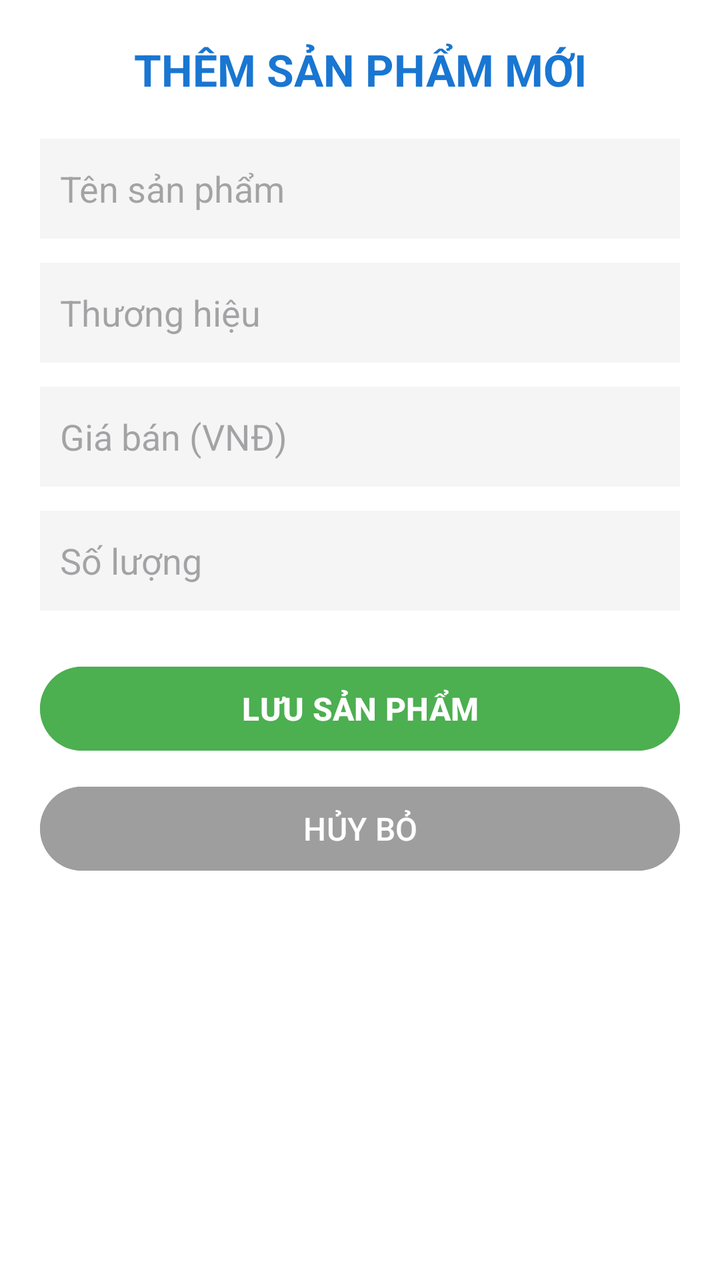
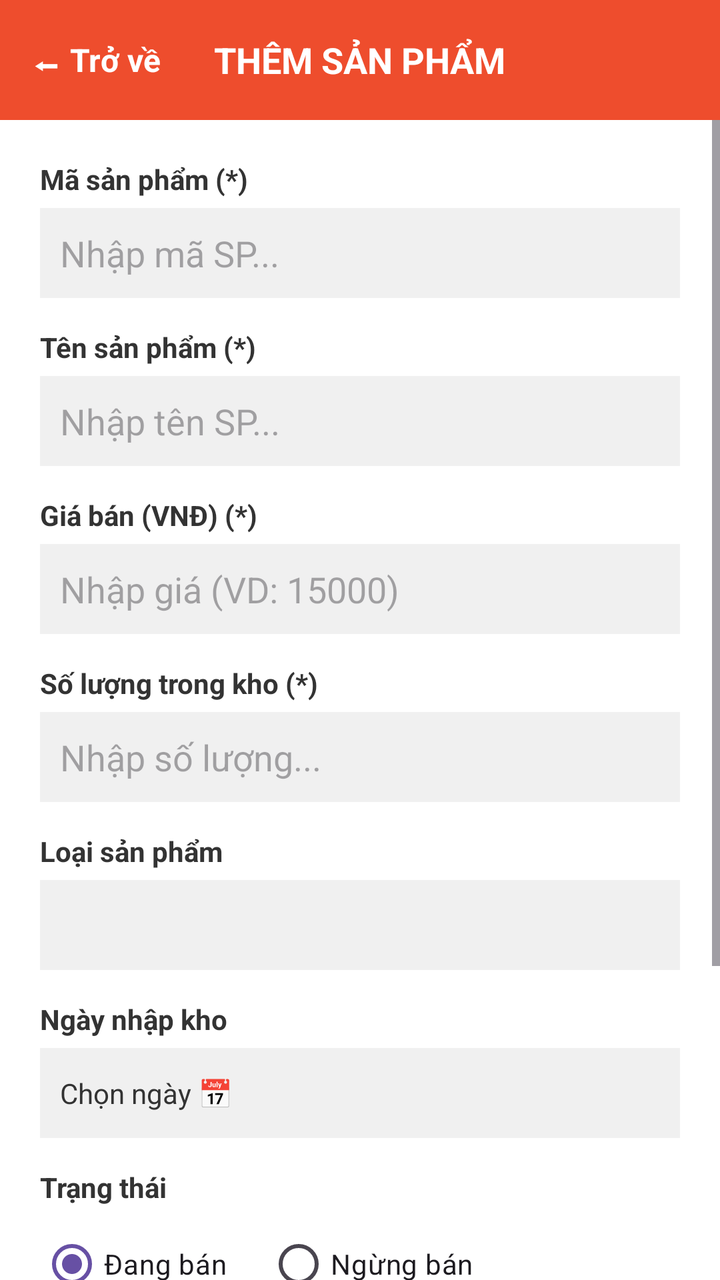

Two renders of the same Android screen: before a commit and after it. Below are the layout's source before the change and the commit's diff.
<!-- AndroidManifest.xml: application theme Theme.MyApplication -->
<!-- res/layout/activity_add_product.xml -->
<?xml version="1.0" encoding="utf-8"?>
<LinearLayout xmlns:android="http://schemas.android.com/apk/res/android"
    android:layout_width="match_parent"
    android:layout_height="match_parent"
    android:orientation="vertical"
    android:padding="20dp"
    android:background="#FFFFFF">

    <TextView
        android:layout_width="match_parent"
        android:layout_height="wrap_content"
        android:text="THÊM SẢN PHẨM MỚI"
        android:textSize="22sp"
        android:textStyle="bold"
        android:textColor="#1976D2"
        android:gravity="center"
        android:layout_marginBottom="20dp" />

    <EditText
        android:id="@+id/edtProductName"
        android:layout_width="match_parent"
        android:layout_height="50dp"
        android:hint="Tên sản phẩm"
        android:layout_marginBottom="12dp"
        android:background="#F5F5F5"
        android:padding="10dp"/>

    <EditText
        android:id="@+id/edtBrand"
        android:layout_width="match_parent"
        android:layout_height="50dp"
        android:hint="Thương hiệu"
        android:layout_marginBottom="12dp"
        android:background="#F5F5F5"
        android:padding="10dp"/>

    <EditText
        android:id="@+id/edtPrice"
        android:layout_width="match_parent"
        android:layout_height="50dp"
        android:hint="Giá bán (VNĐ)"
        android:inputType="number"
        android:layout_marginBottom="12dp"
        android:background="#F5F5F5"
        android:padding="10dp"/>

    <EditText
        android:id="@+id/edtQuantity"
        android:layout_width="match_parent"
        android:layout_height="50dp"
        android:hint="Số lượng"
        android:inputType="number"
        android:layout_marginBottom="24dp"
        android:background="#F5F5F5"
        android:padding="10dp"/>

    <Button
        android:id="@+id/btnSave"
        android:layout_width="match_parent"
        android:layout_height="50dp"
        android:text="LƯU SẢN PHẨM"
        android:backgroundTint="#4CAF50"
        android:textSize="16sp"
        android:textStyle="bold"
        android:layout_marginBottom="10dp" />

    <Button
        android:id="@+id/btnCancel"
        android:layout_width="match_parent"
        android:layout_height="50dp"
        android:text="HỦY BỎ"
        android:backgroundTint="#9E9E9E"
        android:textSize="16sp" />

</LinearLayout>
<!-- resources referenced by this layout -->
<resources>
  <style name="Theme.MyApplication" parent="Base.Theme.MyApplication" />
  <style name="Base.Theme.MyApplication" parent="Theme.Material3.DayNight.NoActionBar">
          
          
      </style>
</resources>

<!-- the commit's change to res/layout/activity_add_product.xml (unified diff, before → after) -->
@@ -3,73 +3,100 @@
     android:layout_width="match_parent"
     android:layout_height="match_parent"
     android:orientation="vertical"
-    android:padding="20dp"
-    android:background="#FFFFFF">
+    android:background="#F5F5F5"
+    android:fitsSystemWindows="true">
 
-    <TextView
+    
+    <RelativeLayout
         android:layout_width="match_parent"
-        android:layout_height="wrap_content"
-        android:text="THÊM SẢN PHẨM MỚI"
-        android:textSize="22sp"
-        android:textStyle="bold"
-        android:textColor="#1976D2"
-        android:gravity="center"
-        android:layout_marginBottom="20dp" />
+        android:layout_height="60dp"
+        android:background="#EE4D2D"
+        android:padding="10dp">
 
-    <EditText
-        android:id="@+id/edtProductName"
+        <TextView
+            android:id="@+id/btnBackAdd"
+            android:layout_width="wrap_content"
+            android:layout_height="wrap_content"
+            android:text="⬅ Trở về"
+            android:textColor="#FFFFFF"
+            android:textSize="16sp"
+            android:textStyle="bold"
+            android:layout_centerVertical="true"
+            android:padding="5dp"
+            android:background="?android:attr/selectableItemBackground"
+            android:clickable="true"
+            android:focusable="true"/>
+
+        <TextView
+            android:layout_width="wrap_content"
+            android:layout_height="wrap_content"
+            android:text="THÊM SẢN PHẨM"
+            android:textColor="#FFFFFF"
+            android:textSize="18sp"
+            android:textStyle="bold"
+            android:layout_centerInParent="true"/>
+    </RelativeLayout>
+
+    
+    <ScrollView
         android:layout_width="match_parent"
-        android:layout_height="50dp"
-        android:hint="Tên sản phẩm"
-        android:layout_marginBottom="12dp"
-        android:background="#F5F5F5"
-        android:padding="10dp"/>
+        android:layout_height="match_parent">
 
-    <EditText
-        android:id="@+id/edtBrand"
-        android:layout_width="match_parent"
-        android:layout_height="50dp"
-        android:hint="Thương hiệu"
-        android:layout_marginBottom="12dp"
-        android:background="#F5F5F5"
-        android:padding="10dp"/>
+        <LinearLayout
+            android:layout_width="match_parent"
+            android:layout_height="wrap_content"
+            android:orientation="vertical"
+            android:padding="20dp"
+            android:background="#FFFFFF">
 
-    <EditText
-        android:id="@+id/edtPrice"
-        android:layout_width="match_parent"
-        android:layout_height="50dp"
-        android:hint="Giá bán (VNĐ)"
-        android:inputType="number"
-        android:layout_marginBottom="12dp"
-        android:background="#F5F5F5"
-        android:padding="10dp"/>
+            
+            <TextView android:layout_width="wrap_content" android:layout_height="wrap_content" android:text="Mã sản phẩm (*)" android:textStyle="bold" android:textColor="#333333"/>
+            <EditText android:id="@+id/edtProductId" android:layout_width="match_parent" android:layout_height="45dp" android:hint="Nhập mã SP..." android:background="#F0F0F0" android:paddingLeft="10dp" android:layout_marginTop="5dp" android:layout_marginBottom="15dp"/>
 
-    <EditText
-        android:id="@+id/edtQuantity"
-        android:layout_width="match_parent"
-        android:layout_height="50dp"
-        android:hint="Số lượng"
-        android:inputType="number"
-        android:layout_marginBottom="24dp"
-        android:background="#F5F5F5"
-        android:padding="10dp"/>
+            
+            <TextView android:layout_width="wrap_content" android:layout_height="wrap_content" android:text="Tên sản phẩm (*)" android:textStyle="bold" android:textColor="#333333"/>
+            <EditText android:id="@+id/edtProductName" android:layout_width="match_parent" android:layout_height="45dp" android:hint="Nhập tên SP..." android:background="#F0F0F0" android:paddingLeft="10dp" android:layout_marginTop="5dp" android:layout_marginBottom="15dp"/>
 
-    <Button
-        android:id="@+id/btnSave"
-        android:layout_width="match_parent"
-        android:layout_height="50dp"
-        android:text="LƯU SẢN PHẨM"
-        android:backgroundTint="#4CAF50"
-        android:textSize="16sp"
-        android:textStyle="bold"
-        android:layout_marginBottom="10dp" />
+            
+            <TextView android:layout_width="wrap_content" android:layout_height="wrap_content" android:text="Giá bán (VNĐ) (*)" android:textStyle="bold" android:textColor="#333333"/>
+            <EditText android:id="@+id/edtPrice" android:layout_width="match_parent" android:layout_height="45dp" android:hint="Nhập giá (VD: 15000)" android:inputType="numberDecimal" android:background="#F0F0F0" android:paddingLeft="10dp" android:layout_marginTop="5dp" android:layout_marginBottom="15dp"/>
 
-    <Button
-        android:id="@+id/btnCancel"
-        android:layout_width="match_parent"
-        android:layout_height="50dp"
-        android:text="HỦY BỎ"
-        android:backgroundTint="#9E9E9E"
-        android:textSize="16sp" />
+            
+            <TextView android:layout_width="wrap_content" android:layout_height="wrap_content" android:text="Số lượng trong kho (*)" android:textStyle="bold" android:textColor="#333333"/>
+            <EditText android:id="@+id/edtQuantity" android:layout_width="match_parent" android:layout_height="45dp" android:hint="Nhập số lượng..." android:inputType="number" android:background="#F0F0F0" android:paddingLeft="10dp" android:layout_marginTop="5dp" android:layout_marginBottom="15dp"/>
 
+            
+            <TextView android:layout_width="wrap_content" android:layout_height="wrap_content" android:text="Loại sản phẩm" android:textStyle="bold" android:textColor="#333333"/>
+            <Spinner android:id="@+id/spinnerCategory" android:layout_width="match_parent" android:layout_height="45dp" android:background="#F0F0F0" android:layout_marginTop="5dp" android:layout_marginBottom="15dp"/>
+
+            
+            <TextView android:layout_width="wrap_content" android:layout_height="wrap_content" android:text="Ngày nhập kho" android:textStyle="bold" android:textColor="#333333"/>
+            <TextView android:id="@+id/tvImportDate" android:layout_width="match_parent" android:layout_height="45dp" android:text="Chọn ngày 📅" android:gravity="center_vertical" android:background="#F0F0F0" android:paddingLeft="10dp" android:textColor="#333333" android:layout_marginTop="5dp" android:layout_marginBottom="15dp" android:clickable="true" android:focusable="true"/>
+
+            
+            <TextView android:layout_width="wrap_content" android:layout_height="wrap_content" android:text="Trạng thái" android:textStyle="bold" android:textColor="#333333"/>
+            <RadioGroup android:id="@+id/rgStatus" android:layout_width="match_parent" android:layout_height="wrap_content" android:orientation="horizontal" android:layout_marginTop="5dp" android:layout_marginBottom="15dp">
+                <RadioButton android:id="@+id/rbSelling" android:layout_width="wrap_content" android:layout_height="wrap_content" android:text="Đang bán" android:checked="true" android:buttonTint="#EE4D2D"/>
+                <RadioButton android:id="@+id/rbStopped" android:layout_width="wrap_content" android:layout_height="wrap_content" android:text="Ngừng bán" android:layout_marginLeft="20dp" android:buttonTint="#EE4D2D"/>
+            </RadioGroup>
+
+            
+            <TextView android:layout_width="wrap_content" android:layout_height="wrap_content" android:text="Hình ảnh minh họa" android:textStyle="bold" android:textColor="#333333"/>
+            <LinearLayout android:layout_width="match_parent" android:layout_height="wrap_content" android:orientation="horizontal" android:layout_marginTop="5dp" android:layout_marginBottom="25dp" android:gravity="center_vertical">
+                <ImageView android:id="@+id/ivProductPreview" android:layout_width="60dp" android:layout_height="60dp" android:background="#E0E0E0" android:src="@android:drawable/ic_menu_camera" android:padding="15dp"/>
+                <Button android:id="@+id/btnSelectImage" android:layout_width="wrap_content" android:layout_height="wrap_content" android:text="Chọn ảnh" android:backgroundTint="#999999" android:textColor="#FFFFFF" android:layout_marginLeft="15dp"/>
+            </LinearLayout>
+
+            
+            <Button
+                android:id="@+id/btnSaveProduct"
+                android:layout_width="match_parent"
+                android:layout_height="55dp"
+                android:text="LƯU SẢN PHẨM"
+                android:textColor="#FFFFFF"
+                android:backgroundTint="#EE4D2D"
+                android:textStyle="bold"
+                android:textSize="18sp"/>
+        </LinearLayout>
+    </ScrollView>
 </LinearLayout>
